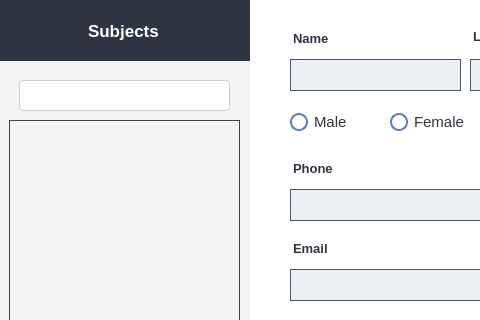
Above: School_System/ui/AddTeacherDialog.ui from KasperJack/School-Management-System before the change; both pictures show x 0 to 480 and y 0 to 320 of the 681 by 476 pixel window. Below: the same form after it.
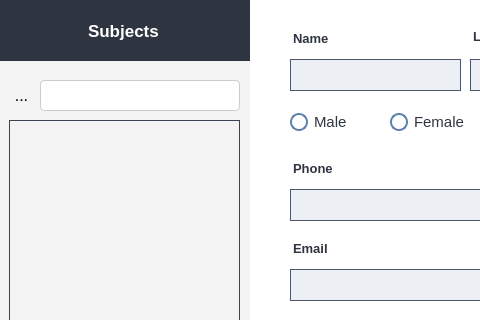
That is the form after the change. Icons and pictures are not drawn.

Diff of the .ui file:
```diff
--- a/School_System/ui/AddTeacherDialog.ui
+++ b/School_System/ui/AddTeacherDialog.ui
@@ -783,31 +783,6 @@
      </property>
     </widget>
    </widget>
-   <widget class="QLineEdit" name="serach_subject">
-    <property name="geometry">
-     <rect>
-      <x>20</x>
-      <y>80</y>
-      <width>211</width>
-      <height>31</height>
-     </rect>
-    </property>
-    <property name="styleSheet">
-     <string notr="true">
-/* Input Fields */
-QLineEdit {
-    background-color: white;
-    color: black;
-    border: 1px solid #cccccc;
-    border-radius: 4px;
-    padding: 6px;
-}
-QLineEdit:focus {
-    border: 1px solid #0078d7; /* Blue Border on Focus */
-    background-color: #ffffff;
-}</string>
-    </property>
-   </widget>
    <widget class="QWidget" name="widget_2" native="true">
     <property name="geometry">
      <rect>
@@ -845,6 +820,79 @@
       <string>Subjects</string>
      </property>
     </widget>
+    <widget class="QLabel" name="label_7">
+     <property name="geometry">
+      <rect>
+       <x>50</x>
+       <y>20</y>
+       <width>31</width>
+       <height>31</height>
+      </rect>
+     </property>
+     <property name="text">
+      <string/>
+     </property>
+     <property name="pixmap">
+      <pixmap resource="../resources/rec.qrc">:/newPrefix/more_icons/pbython.png</pixmap>
+     </property>
+     <property name="scaledContents">
+      <bool>true</bool>
+     </property>
+    </widget>
+   </widget>
+   <widget class="QWidget" name="">
+    <property name="geometry">
+     <rect>
+      <x>10</x>
+      <y>80</y>
+      <width>231</width>
+      <height>31</height>
+     </rect>
+    </property>
+    <layout class="QHBoxLayout" name="horizontalLayout_2">
+     <item>
+      <widget class="QToolButton" name="toolButton_5">
+       <property name="enabled">
+        <bool>true</bool>
+       </property>
+       <property name="styleSheet">
+        <string notr="true">QToolButton { background: transparent; border: none;}</string>
+       </property>
+       <property name="text">
+        <string>...</string>
+       </property>
+       <property name="icon">
+        <iconset resource="../resources/rec.qrc">
+         <normaloff>:/newPrefix/more_icons/search-interface-symbol.png</normaloff>:/newPrefix/more_icons/search-interface-symbol.png</iconset>
+       </property>
+       <property name="iconSize">
+        <size>
+         <width>20</width>
+         <height>20</height>
+        </size>
+       </property>
+      </widget>
+     </item>
+     <item>
+      <widget class="QLineEdit" name="serach_subject">
+       <property name="styleSheet">
+        <string notr="true">
+/* Input Fields */
+QLineEdit {
+    background-color: white;
+    color: black;
+    border: 1px solid #cccccc;
+    border-radius: 4px;
+    padding: 6px;
+}
+QLineEdit:focus {
+    border: 1px solid #0078d7; /* Blue Border on Focus */
+    background-color: #ffffff;
+}</string>
+       </property>
+      </widget>
+     </item>
+    </layout>
    </widget>
   </widget>
  </widget>
```
Left out of the diff: 4 changed lines with no effect on the pictures.
